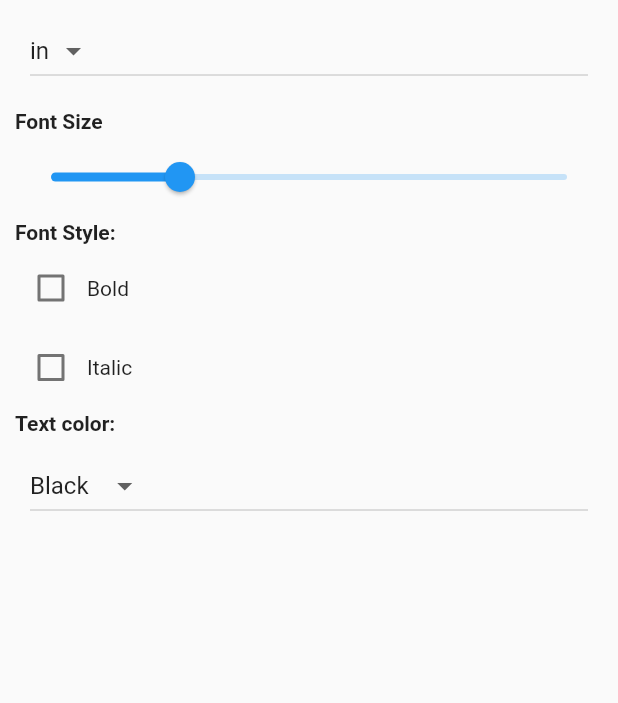
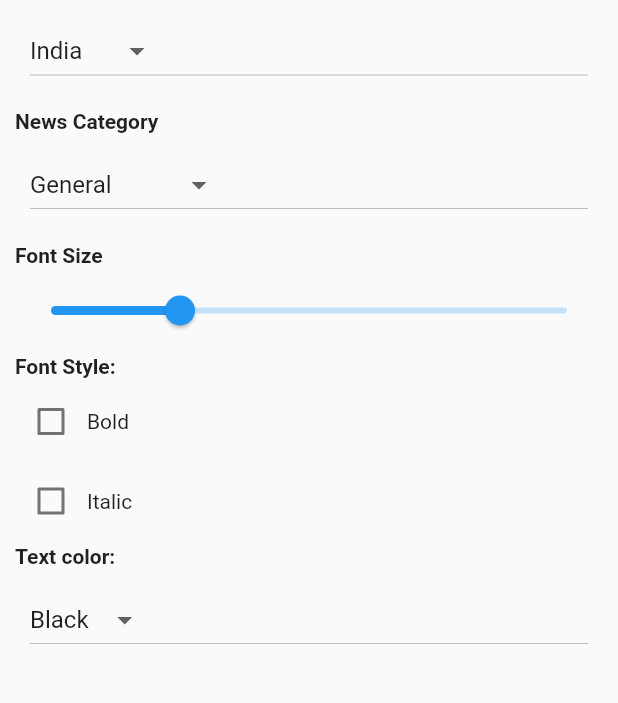
Before and after one commit to abubasith456/bloc_fluttter, a Flutter app: the SettingPage screen opened by its route, on a phone screen of 412 x 824 dp, the part 123-826 px from its top. Run offline on Flutter 3.47's test engine with Material 2 defaults, Android fonts, the phone set to English and light mode, and no system bars; our stand-ins replace bloc, dio, equatable, flutter_bloc; network calls fail.

Commit message:
Country and category added

```diff
--- a/lib/const/const_string.dart
+++ b/lib/const/const_string.dart
@@ -5,11 +5,32 @@ class Strings {
       'An "About Us" Page is where you reveal your brand story, business values, mission, and experiences. Now the question is: why would you want to share all this information and make it appealing? The answer is simple: you want to tell your audience who you are, show them what you are good at, and tell them you are worthy of their trust. Think for a moment: would you rather purchase from a business you know nothing about, or would you go for somebody with a friendly face shared on their About page and a story that you find exciting? The latter one, right? A great About Us page not just portrays your story, qualities and provides an insight on how your business started, but it also helps you sell. When visitors become familiar with your story and connect with it, theyre probably going to purchase from you. A well-planned About Us page can do this!';
   static const String BASE_URL = 'https://api.covid19api.com/summary';
   static const String newsApi =
-      'https://newsapi.org/v2/top-headlines?country=in&apiKey=';
+      'https://newsapi.org/v2/top-headlines?country={countryCode}&category={categoryCode}&apiKey=$apiKey';
+
   static const String apiKey = '9afe4ce359e049de854e89c3a82a41d6';
 
-  static const countries = [
-    'us',
-    'in',
+  static const items = [
+    'Blue',
+    'Green',
+    'Red',
+    'Yellow',
+    'Orange',
+    'Black',
   ];
+  static const Map<String, String> country = {
+    'India': 'in',
+    'America': 'us',
+    'German': 'gr',
+    'Japan': 'jp',
+  };
+
+  static const Map<String, String> category = {
+    'General': 'general',
+    'Business': 'business',
+    'Entertainment': 'entertainment',
+    'Health': 'health',
+    'Science': 'science',
+    'Sports': 'sports',
+    'Technology': 'technology',
+  };
 }
--- a/lib/cubit_state/setting_cubit.dart
+++ b/lib/cubit_state/setting_cubit.dart
@@ -10,12 +10,13 @@ class SettingCubit extends Cubit<SettingState> {
             isBold: false,
             isItalic: false,
             color: 'Black',
-            newsCountry: 'in'));
+            newsCountry: 'in',
+            categotyCode: 'general'));
 
   void fontSize(double size) => emit(state.copyWith(fontSize: size));
   void isBold(bool value) => emit(state.copyWith(isBold: value));
   void isItalic(bool value) => emit(state.copyWith(isItalic: value));
   void color(String value) => emit(state.copyWith(color: value));
-  // void newsSpec(NewsSpec value) => emit(state.copyWith(newSpec: value));
   void newsCountry(String value) => emit(state.copyWith(newsCountry: value));
+  void newsCategory(String value) => emit(state.copyWith(categotyCode: value));
 }
--- a/lib/cubit_state/setting_state.dart
+++ b/lib/cubit_state/setting_state.dart
@@ -6,6 +6,7 @@ class SettingState {
   late bool isItalic;
   late String color;
   late String newsCountry;
+  late String categotyCode;
 
   SettingState({
     required this.fontSize,
@@ -13,14 +14,18 @@ class SettingState {
     required this.isItalic,
     required this.color,
     required this.newsCountry,
+    required this.categotyCode,
   });
 
-  SettingState copyWith({fontSize, isBold, isItalic, color, newsCountry}) {
+  SettingState copyWith(
+      {fontSize, isBold, isItalic, color, newsCountry, categotyCode}) {
     return SettingState(
-        fontSize: fontSize ?? this.fontSize,
-        isBold: isBold ?? this.isBold,
-        isItalic: isItalic ?? this.isItalic,
-        color: color ?? this.color,
-        newsCountry: newsCountry ?? this.newsCountry);
+      fontSize: fontSize ?? this.fontSize,
+      isBold: isBold ?? this.isBold,
+      isItalic: isItalic ?? this.isItalic,
+      color: color ?? this.color,
+      newsCountry: newsCountry ?? this.newsCountry,
+      categotyCode: categotyCode ?? this.categotyCode,
+    );
   }
 }
--- a/lib/fragments/settings.dart
+++ b/lib/fragments/settings.dart
@@ -13,18 +13,10 @@ import '../navidation_drawer.dart';
 class SettingPage extends StatelessWidget {
   static const String routeName = '/eventPage';
 
-  // var store = Store<DropDownState>(dropDownReducer,
-  //     initialState: DropDownState(color: 'Black'));
   var selectedValue = 'Black';
-  var items = [
-    'Blue',
-    'Green',
-    'Red',
-    'Yellow',
-    'Orange',
-    'Black',
-  ];
 
+  final countries = Strings.country;
+  final category = Strings.category;
   @override
   Widget build(BuildContext context) {
     // final SettingsBloc settingsBloc = BlocProvider.of<SettingsBloc>(context);
@@ -50,7 +42,7 @@ class SettingPage extends StatelessWidget {
                 padding: const EdgeInsets.all(10),
                 width: MediaQuery.of(context).size.width,
                 child: DropdownButton<String>(
-                  items: Strings.countries.map((String value) {
+                  items: countries.keys.map((String value) {
                     return DropdownMenuItem<String>(
                       value: value,
                       child: Text(value),
@@ -58,11 +50,44 @@ class SettingPage extends StatelessWidget {
                   }).toList(),
                   onChanged: (value) {
                     // StoreProvider.of<AppState>(context).dispatch(Color(value!));
-                    context.read<SettingCubit>().newsCountry(value!);
+                    context.read<SettingCubit>().newsCountry(countries[value]!);
                   },
-                  value: state.newsCountry,
+                  value: countries.keys.firstWhere(
+                    (element) => countries[element] == state.newsCountry,
+                    orElse: () => 'in',
+                  ),
                 ),
               ),
+
+              const SizedBox(
+                height: 5,
+              ),
+              const Text(
+                'News Category',
+                style: TextStyle(fontWeight: FontWeight.bold),
+              ),
+              Container(
+                padding: const EdgeInsets.all(10),
+                width: MediaQuery.of(context).size.width,
+                child: DropdownButton<String>(
+                  items: category.keys.map((String value) {
+                    return DropdownMenuItem<String>(
+                      value: value,
+                      child: Text(value),
+                    );
+                  }).toList(),
+                  onChanged: (value) {
+                    // StoreProvider.of<AppState>(context).dispatch(Color(value!));
+                    context.read<SettingCubit>().newsCategory(category[value]!);
+                    print(category[value]!);
+                  },
+                  value: category.keys.firstWhere(
+                    (element) => category[element] == state.categotyCode,
+                    orElse: () => 'general',
+                  ),
+                ),
+              ),
+
               const SizedBox(
                 height: 5,
               ),
@@ -162,7 +187,7 @@ class SettingPage extends StatelessWidget {
                 padding: EdgeInsets.all(10),
                 width: MediaQuery.of(context).size.width,
                 child: DropdownButton<String>(
-                  items: items.map((String value) {
+                  items: Strings.items.map((String value) {
                     return DropdownMenuItem<String>(
                       value: value,
                       child: Text(value),
--- a/lib/main.dart
+++ b/lib/main.dart
@@ -35,12 +35,12 @@ class MyApp extends StatelessWidget {
             ),
             routes: {
               // PageRoutes.covidPage: (context) => CovidPage(),
-              PageRoutes.newsPage: (context) => NewsPage(),
+              PageRoutes.newsPage: (context) => NewsPage(context),
               PageRoutes.home: (context) => HomePage(),
               PageRoutes.aboutUs: (context) => AboutUs(),
               PageRoutes.settings: (context) => SettingPage()
             },
-            home: const NewsPage()));
+            home: NewsPage(context)));
   }
 }
 
--- a/lib/repository/api_repo.dart
+++ b/lib/repository/api_repo.dart
@@ -1,4 +1,5 @@
 import 'package:bloc_flutter/model/news_model.dart';
+import 'package:flutter/material.dart';
 
 import '../model/summary_model.dart';
 import '../util/api.dart';
@@ -10,8 +11,8 @@ class ApiRepository {
     return _provider.fetchCovidList();
   }
 
-  Future<NewsModel> fetchNewsList() {
-    return _provider.fetchNews();
+  Future<NewsModel> fetchNewsList(BuildContext context) {
+    return _provider.fetchNews(context);
   }
 }
 
--- a/pubspec.yaml
+++ b/pubspec.yaml
@@ -44,9 +44,9 @@ dependencies:
   flutter_launcher_icons: ^0.9.3
 
 flutter_icons:
-  android: "launcher_icon"
+  android: true
   ios: true
-  image_path: "lib/assets/no_image.png"
+  image_path: "lib/assets/icon/icon.png"
 
 dev_dependencies:
   flutter_test:
```
Also changed, not shown: lib/bloc/covid_boc/bloc/covid_bloc.dart (+12 -9 lines), lib/bloc/covid_boc/bloc/covid_state.dart (+6 -2 lines), lib/fragments/news_page.dart (+27 -19 lines), lib/pages/covid_page.dart (+9 -7 lines), lib/util/api.dart (+16 -2 lines), 20 other files.
